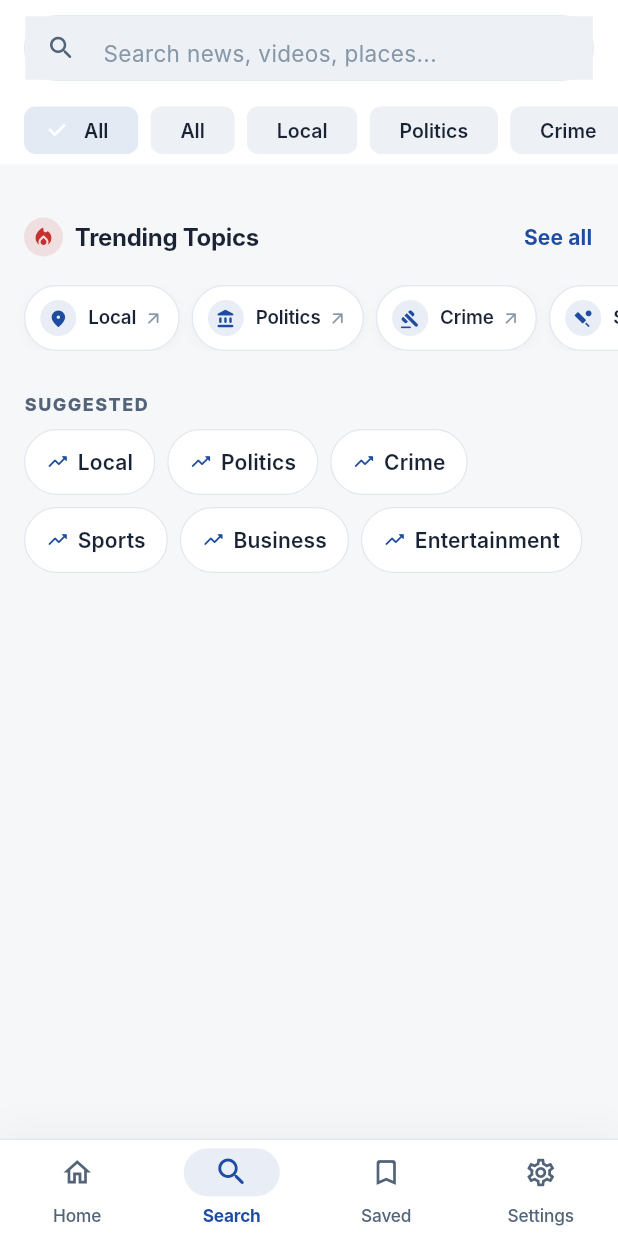
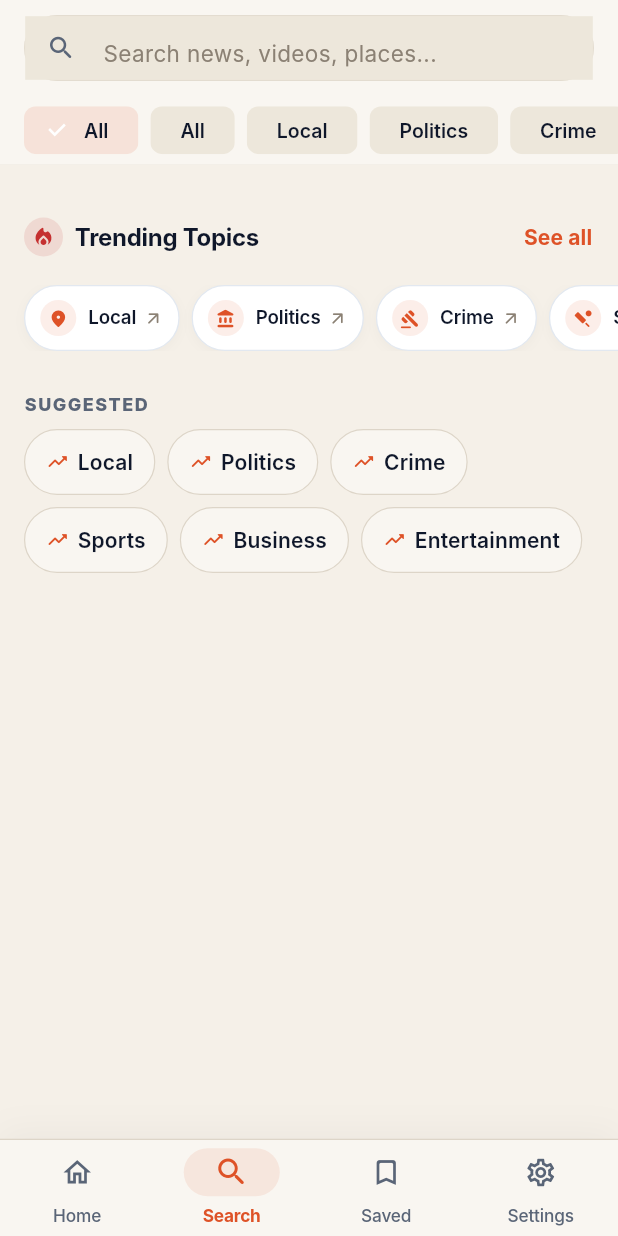
Before and after one commit to wizzling1-bit/nagrik, a Flutter app: the SearchScreen screen opened by its route, on a phone screen of 412 x 824 dp. Run offline on Flutter 3.47's test engine with Material 3 defaults, Android fonts, the phone set to English and light mode, and no system bars; our stand-ins replace cached_network_image, flutter_riverpod, geolocator, go_router, google_mobile_ads, share_plus and 2 more; accounts and stored records are empty; network calls fail; Roboto replaces fonts that are missing (Inter).

Commit message:
feat(theme): update color tokens to match website warm linen and obsidian palette

```diff
--- a/apps/mobile/lib/core/theme/color_tokens.dart
+++ b/apps/mobile/lib/core/theme/color_tokens.dart
@@ -3,6 +3,22 @@ import 'package:flutter/material.dart';
 /// Raw Nagrik Brand Palette — for system brand reference.
 /// In widgets and components, consume semantic tokens via Theme or NagrikThemeExtension.
 abstract final class NagrikBrandColors {
+  /// Signature Nagrik Brand Orange (#DE5227).
+  static const orangePrimary = Color(0xFFDE5227);
+
+  /// Accessible Button Brand Orange (#C84318) for WCAG AA compliance on white text.
+  static const orangeAccessible = Color(0xFFC84318);
+
+  /// Dark hover / pressed brand orange tone (#A83410).
+  static const orangeDark = Color(0xFFA83410);
+
+  /// Light brand orange tint (#FEECE6).
+  static const orangeLight = Color(0xFFFEECE6);
+
+  /// Vibrant bright brand accent (#F4835E).
+  static const orangeBright = Color(0xFFF4835E);
+
+  // Backwards compatibility tokens
   static const navy900 = Color(0xFF0F1E36);
   static const navy700 = Color(0xFF1B3A63);
   static const blue600 = Color(0xFF1E4CA1);
@@ -20,29 +36,58 @@ abstract final class NagrikBrandColors {
   static const sapphireGlow = Color(0xFF2A599B);
 }
 
-/// Semantic Light Palette.
-/// 60-70% neutral canvas/surface, 20-30% typography/content, 5-10% purposeful brand accent.
+/// Semantic Light Palette (Warm Linen Newspaper Editorial Aesthetic).
+/// 60-70% neutral warm canvas/surface, 20-30% typography/content, 5-10% purposeful brand orange accent.
 abstract final class NagrikLightColors {
-  static const background = Color(0xFFF6F7F9);
-  static const surface = Color(0xFFFFFFFF);
-  static const surfaceMuted = Color(0xFFEDF1F5);
+  /// Warm linen canvas background (#F5F0E8).
+  static const background = Color(0xFFF5F0E8);
+
+  /// Editorial card surface (#F9F6F1).
+  static const surface = Color(0xFFF9F6F1);
+
+  /// Pure white elevated surface / dialogs / popovers (#FFFFFF).
   static const surfaceElevated = Color(0xFFFFFFFF);
-  static const surfaceInteractive = Color(0xFFE8EEF5);
 
-  static const textPrimary = Color(0xFF192333);
-  static const textSecondary = Color(0xFF536378);
-  static const textTertiary = Color(0xFF8697A8);
+  /// Warm muted inset / container background (#EDE7DB).
+  static const surfaceMuted = Color(0xFFEDE7DB);
+
+  /// Warm subtle interactive surface (#E5DEC9).
+  static const surfaceInteractive = Color(0xFFE5DEC9);
+
+  /// Deep ink primary headline and body text (#0F172A).
+  static const textPrimary = Color(0xFF0F172A);
+
+  /// Muted slate secondary text (#5A6577).
+  static const textSecondary = Color(0xFF5A6577);
+
+  /// Faint warm stone tertiary text and metadata (#8B8174).
+  static const textTertiary = Color(0xFF8B8174);
+
+  /// High contrast white text for buttons and badges (#FFFFFF).
   static const textOnPrimary = Color(0xFFFFFFFF);
 
-  static const brandPrimary = Color(0xFF1E4CA1);
-  static const brandSecondary = Color(0xFF2C64B5);
-  static const brandBright = Color(0xFF3F7ED0);
+  /// Signature Nagrik Brand Orange (#DE5227).
+  static const brandPrimary = Color(0xFFDE5227);
 
-  static const border = Color(0xFFE2E7ED);
-  static const divider = Color(0xFFEBEFF4);
+  /// Accessible Brand Orange (#C84318) for solid buttons.
+  static const brandSecondary = Color(0xFFC84318);
 
-  static const success = Color(0xFF15803D);
+  /// Vibrant brand accent orange (#F4835E).
+  static const brandBright = Color(0xFFF4835E);
+
+  /// Subtle warm border tone (#DDD5C8).
+  static const border = Color(0xFFDDD5C8);
+
+  /// Strong warm border tone (#C8BFAF).
+  static const borderStrong = Color(0xFFC8BFAF);
+
+  /// Divider line tone (#DDD5C8).
+  static const divider = Color(0xFFDDD5C8);
+
+  /// Editorial emerald success green (#047857).
+  static const success = Color(0xFF047857);
   static const successContainer = Color(0xFFDCFCE7);
+
   static const warning = Color(0xFFB45309);
   static const warningContainer = Color(0xFFFEF3C7);
   static const error = Color(0xFFC53030);
@@ -54,22 +99,22 @@ abstract final class NagrikLightColors {
   static const scrim = Color(0x66000000);
 }
 
-/// Semantic Dark Palette (Premium Obsidian-Navy Tonal Hierarchy).
+/// Semantic Dark Palette (Midnight Obsidian Luxury Editorial Aesthetic).
 abstract final class NagrikDarkColors {
-  /// Level 0: Canvas background (Deep Midnight Obsidian)
-  static const level0Background = Color(0xFF0B1017);
+  /// Level 0: Midnight Obsidian canvas background (#0C1018).
+  static const level0Background = Color(0xFF0C1018);
 
-  /// Level 1: Primary content surface / cards (Luminescent Navy Slate)
-  static const level1Surface = Color(0xFF131A26);
+  /// Level 1: Primary card / content surface (#131A2A).
+  static const level1Surface = Color(0xFF131A2A);
 
-  /// Level 2: Elevated surface / dialogs / modal sheets
-  static const level2Elevated = Color(0xFF1A2333);
+  /// Level 2: Elevated surface / dialogs / modal sheets (#1A2236).
+  static const level2Elevated = Color(0xFF1A2236);
 
-  /// Level 3: Selected / focused / active interactive surface
-  static const level3Interactive = Color(0xFF222E42);
+  /// Level 3: Selected / focused / active interactive surface (#1E283E).
+  static const level3Interactive = Color(0xFF1E283E);
 
-  /// Level 4 / Inset: Inset / muted surface / text fields / container backgrounds
-  static const level4Muted = Color(0xFF0E1520);
+  /// Level 4 / Inset: Inset / muted surface / text fields (#0F1520).
+  static const level4Muted = Color(0xFF0F1520);
 
   // Aliases
   static const background = level0Background;
@@ -78,20 +123,40 @@ abstract final class NagrikDarkColors {
   static const surfaceMuted = level4Muted;
   static const surfaceInteractive = level3Interactive;
 
-  static const textPrimary = Color(0xFFE2E8F0);
-  static const textSecondary = Color(0xFF94A3B8);
-  static const textTertiary = Color(0xFF64748B);
+  /// Bright luminescent primary text (#F0F2F5).
+  static const textPrimary = Color(0xFFF0F2F5);
+
+  /// Muted obsidian secondary text (#8E9DB5).
+  static const textSecondary = Color(0xFF8E9DB5);
+
+  /// Faint tertiary metadata text (#5E6D84).
+  static const textTertiary = Color(0xFF5E6D84);
+
+  /// High contrast white text for solid buttons (#FFFFFF).
   static const textOnPrimary = Color(0xFFFFFFFF);
 
-  static const brandPrimary = Color(0xFF5A8EE8);
-  static const brandSecondary = Color(0xFF3B6DAA);
-  static const brandBright = Color(0xFF7CA6F2);
+  /// Signature Nagrik Brand Orange (#DE5227).
+  static const brandPrimary = Color(0xFFDE5227);
 
-  static const border = Color(0xFF1E2736);
-  static const divider = Color(0xFF18202D);
+  /// Accessible Brand Orange (#C84318).
+  static const brandSecondary = Color(0xFFC84318);
 
-  static const success = Color(0xFF2EBD85);
+  /// Vibrant luminous brand orange accent (#F4835E).
+  static const brandBright = Color(0xFFF4835E);
+
+  /// Subtle dark border (#1C2537).
+  static const border = Color(0xFF1C2537);
+
+  /// Strong dark border (#2A3650).
+  static const borderStrong = Color(0xFF2A3650);
+
+  /// Divider line tone (#1C2537).
+  static const divider = Color(0xFF1C2537);
+
+  /// Mint emerald success green (#34D399).
+  static const success = Color(0xFF34D399);
   static const successContainer = Color(0xFF0C2E1F);
+
   static const warning = Color(0xFFE5A138);
   static const warningContainer = Color(0xFF332005);
   static const error = Color(0xFFE05656);
--- a/apps/mobile/lib/core/theme/theme_extensions.dart
+++ b/apps/mobile/lib/core/theme/theme_extensions.dart
@@ -16,9 +16,11 @@ class NagrikThemeExtension extends ThemeExtension<NagrikThemeExtension> {
     required this.surfaceInteractive,
     required this.textSecondary,
     required this.textTertiary,
+    required this.brandPrimary,
     required this.brandSecondary,
     required this.brandBright,
     required this.border,
+    required this.borderStrong,
     required this.divider,
     required this.success,
     required this.successContainer,
@@ -43,9 +45,11 @@ class NagrikThemeExtension extends ThemeExtension<NagrikThemeExtension> {
         surfaceInteractive: NagrikLightColors.surfaceInteractive,
         textSecondary: NagrikLightColors.textSecondary,
         textTertiary: NagrikLightColors.textTertiary,
+        brandPrimary: NagrikLightColors.brandPrimary,
         brandSecondary: NagrikLightColors.brandSecondary,
         brandBright: NagrikLightColors.brandBright,
         border: NagrikLightColors.border,
+        borderStrong: NagrikLightColors.borderStrong,
         divider: NagrikLightColors.divider,
         success: NagrikLightColors.success,
         successContainer: NagrikLightColors.successContainer,
@@ -70,9 +74,11 @@ class NagrikThemeExtension extends ThemeExtension<NagrikThemeExtension> {
         surfaceInteractive: NagrikDarkColors.level3Interactive,
         textSecondary: NagrikDarkColors.textSecondary,
         textTertiary: NagrikDarkColors.textTertiary,
+        brandPrimary: NagrikDarkColors.brandPrimary,
         brandSecondary: NagrikDarkColors.brandSecondary,
         brandBright: NagrikDarkColors.brandBright,
         border: NagrikDarkColors.border,
+        borderStrong: NagrikDarkColors.borderStrong,
         divider: NagrikDarkColors.divider,
         success: NagrikDarkColors.success,
         successContainer: NagrikDarkColors.successContainer,
@@ -96,9 +102,11 @@ class NagrikThemeExtension extends ThemeExtension<NagrikThemeExtension> {
   final Color surfaceInteractive;
   final Color textSecondary;
   final Color textTertiary;
+  final Color brandPrimary;
   final Color brandSecondary;
   final Color brandBright;
   final Color border;
+  final Color borderStrong;
   final Color divider;
   final Color success;
   final Color successContainer;
@@ -122,9 +130,11 @@ class NagrikThemeExtension extends ThemeExtension<NagrikThemeExtension> {
     Color? surfaceInteractive,
     Color? textSecondary,
     Color? textTertiary,
+    Color? brandPrimary,
     Color? brandSecondary,
     Color? brandBright,
     Color? border,
+    Color? borderStrong,
     Color? divider,
     Color? success,
     Color? successContainer,
@@ -147,9 +157,11 @@ class NagrikThemeExtension extends ThemeExtension<NagrikThemeExtension> {
       surfaceInteractive: surfaceInteractive ?? this.surfaceInteractive,
       textSecondary: textSecondary ?? this.textSecondary,
       textTertiary: textTertiary ?? this.textTertiary,
+      brandPrimary: brandPrimary ?? this.brandPrimary,
       brandSecondary: brandSecondary ?? this.brandSecondary,
       brandBright: brandBright ?? this.brandBright,
       border: border ?? this.border,
+      borderStrong: borderStrong ?? this.borderStrong,
       divider: divider ?? this.divider,
       success: success ?? this.success,
       successContainer: successContainer ?? this.successContainer,
@@ -183,9 +195,11 @@ class NagrikThemeExtension extends ThemeExtension<NagrikThemeExtension> {
           Color.lerp(surfaceInteractive, other.surfaceInteractive, t)!,
       textSecondary: Color.lerp(textSecondary, other.textSecondary, t)!,
       textTertiary: Color.lerp(textTertiary, other.textTertiary, t)!,
+      brandPrimary: Color.lerp(brandPrimary, other.brandPrimary, t)!,
       brandSecondary: Color.lerp(brandSecondary, other.brandSecondary, t)!,
       brandBright: Color.lerp(brandBright, other.brandBright, t)!,
       border: Color.lerp(border, other.border, t)!,
+      borderStrong: Color.lerp(borderStrong, other.borderStrong, t)!,
       divider: Color.lerp(divider, other.divider, t)!,
       success: Color.lerp(success, other.success, t)!,
       successContainer:
```
Also changed, not shown: 4 other files.
